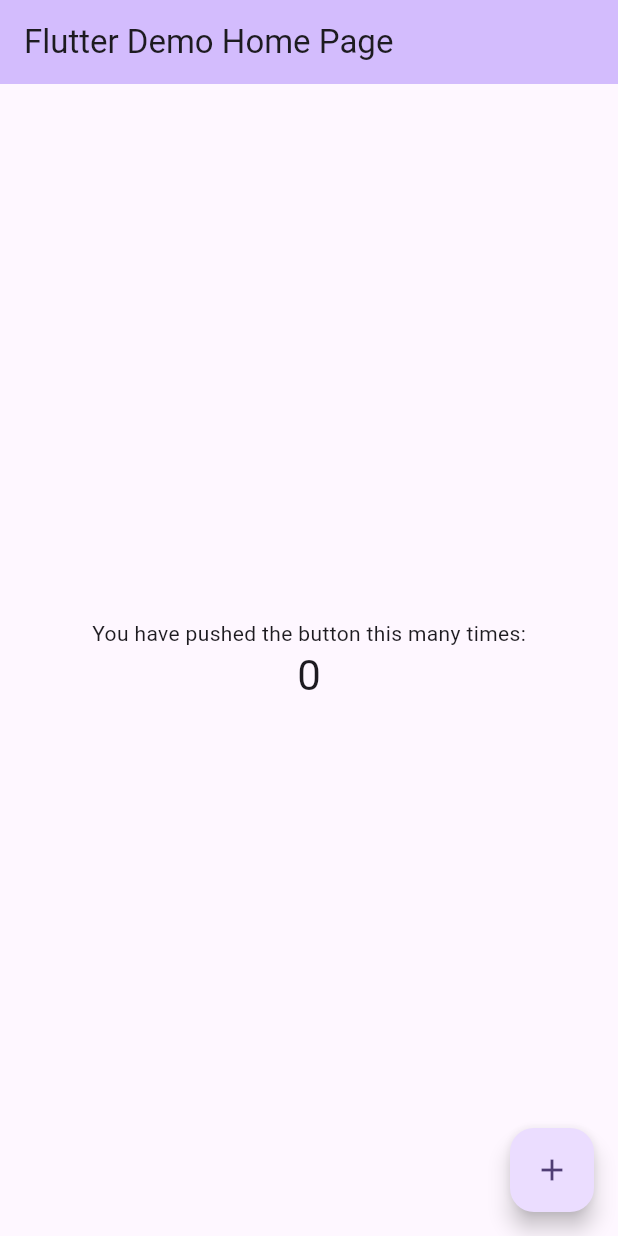
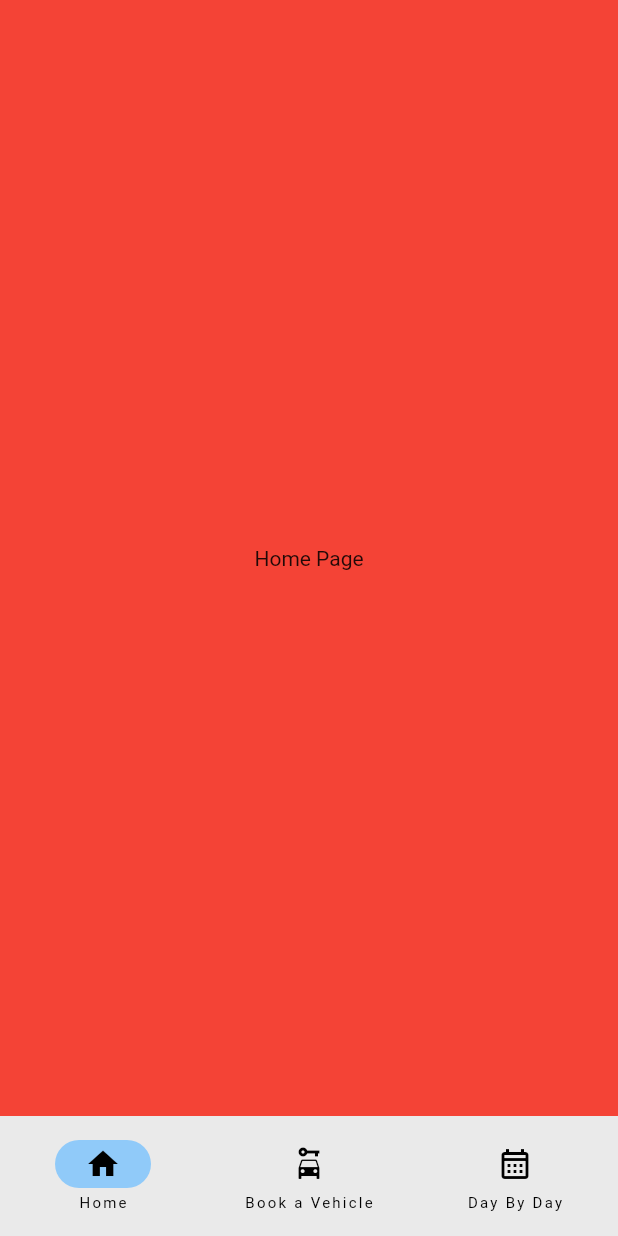
Before and after one commit to jaiakash/hajo_trips_dev_task, a Flutter app: the screen it shows after launch, on a phone screen of 412 x 824 dp. Run offline on Flutter 3.47's test engine with Material 2 defaults, Android fonts, the light colour scheme and no system bars.

Commit message:
feat: bottom bar

```diff
--- /dev/null
+++ b/lib/bottom_bar.dart
@@ -0,0 +1,69 @@
+import 'package:flutter/material.dart';
+
+class BottomBar extends StatelessWidget {
+  const BottomBar({super.key});
+
+  @override
+  Widget build(BuildContext context) {
+    return const MaterialApp(home: Navigation());
+  }
+}
+
+class Navigation extends StatefulWidget {
+  const Navigation({super.key});
+
+  @override
+  State<Navigation> createState() => _NavigationState();
+}
+
+class _NavigationState extends State<Navigation> {
+  int currentPageIndex = 0;
+
+  @override
+  Widget build(BuildContext context) {
+    return Scaffold(
+      bottomNavigationBar: NavigationBar(
+        onDestinationSelected: (int index) {
+          setState(() {
+            currentPageIndex = index;
+          });
+        },
+        indicatorColor: Colors.blue[200],
+        selectedIndex: currentPageIndex,
+        destinations: const <Widget>[
+          NavigationDestination(
+            selectedIcon: Icon(Icons.home),
+            icon: Icon(Icons.home_outlined),
+            label: 'Home',
+          ),
+          NavigationDestination(
+            icon: Icon(Icons.car_rental),
+            label: 'Book a Vehicle',
+          ),
+          NavigationDestination(
+            selectedIcon: Icon(Icons.calendar_month),
+            icon: Icon(Icons.calendar_month_outlined),
+            label: 'Day By Day',
+          ),
+        ],
+      ),
+      body: <Widget>[
+        Container(
+          color: Colors.red,
+          alignment: Alignment.center,
+          child: const Text('Home Page'),
+        ),
+        Container(
+          color: Colors.green,
+          alignment: Alignment.center,
+          child: const Text('Book a Vehicle Page'),
+        ),
+        Container(
+          color: Colors.blue,
+          alignment: Alignment.center,
+          child: const Text('Page 3'),
+        ),
+      ][currentPageIndex],
+    );
+  }
+}
--- a/lib/main.dart
+++ b/lib/main.dart
@@ -1,4 +1,6 @@
 import 'package:flutter/material.dart';
+
+import 'bottom_bar.dart';
 
 void main() {
   runApp(const MyApp());
@@ -13,113 +15,10 @@ class MyApp extends StatelessWidget {
     return MaterialApp(
       title: 'Flutter Demo',
       theme: ThemeData(
-        // This is the theme of your application.
-        //
-        // TRY THIS: Try running your application with "flutter run". You'll see
-        // the application has a blue toolbar. Then, without quitting the app,
-        // try changing the seedColor in the colorScheme below to Colors.green
-        // and then invoke "hot reload" (save your changes or press the "hot
-        // reload" button in a Flutter-supported IDE, or press "r" if you used
-        // the command line to start the app).
-        //
-        // Notice that the counter didn't reset back to zero; the application
-        // state is not lost during the reload. To reset the state, use hot
-        // restart instead.
-        //
-        // This works for code too, not just values: Most code changes can be
-        // tested with just a hot reload.
         colorScheme: ColorScheme.fromSeed(seedColor: Colors.deepPurple),
         useMaterial3: true,
       ),
-      home: const MyHomePage(title: 'Flutter Demo Home Page'),
+      home: const BottomBar(),
     );
   }
 }
-
-class MyHomePage extends StatefulWidget {
-  const MyHomePage({super.key, required this.title});
-
-  // This widget is the home page of your application. It is stateful, meaning
-  // that it has a State object (defined below) that contains fields that affect
-  // how it looks.
-
-  // This class is the configuration for the state. It holds the values (in this
-  // case the title) provided by the parent (in this case the App widget) and
-  // used by the build method of the State. Fields in a Widget subclass are
-  // always marked "final".
-
-  final String title;
-
-  @override
-  State<MyHomePage> createState() => _MyHomePageState();
-}
-
-class _MyHomePageState extends State<MyHomePage> {
-  int _counter = 0;
-
-  void _incrementCounter() {
-    setState(() {
-      // This call to setState tells the Flutter framework that something has
-      // changed in this State, which causes it to rerun the build method below
-      // so that the display can reflect the updated values. If we changed
-      // _counter without calling setState(), then the build method would not be
-      // called again, and so nothing would appear to happen.
-      _counter++;
-    });
-  }
-
-  @override
-  Widget build(BuildContext context) {
-    // This method is rerun every time setState is called, for instance as done
-    // by the _incrementCounter method above.
-    //
-    // The Flutter framework has been optimized to make rerunning build methods
-    // fast, so that you can just rebuild anything that needs updating rather
-    // than having to individually change instances of widgets.
-    return Scaffold(
-      appBar: AppBar(
-        // TRY THIS: Try changing the color here to a specific color (to
-        // Colors.amber, perhaps?) and trigger a hot reload to see the AppBar
-        // change color while the other colors stay the same.
-        backgroundColor: Theme.of(context).colorScheme.inversePrimary,
-        // Here we take the value from the MyHomePage object that was created by
-        // the App.build method, and use it to set our appbar title.
-        title: Text(widget.title),
-      ),
-      body: Center(
-        // Center is a layout widget. It takes a single child and positions it
-        // in the middle of the parent.
-        child: Column(
-          // Column is also a layout widget. It takes a list of children and
-          // arranges them vertically. By default, it sizes itself to fit its
-          // children horizontally, and tries to be as tall as its parent.
-          //
-          // Column has various properties to control how it sizes itself and
-          // how it positions its children. Here we use mainAxisAlignment to
-          // center the children vertically; the main axis here is the vertical
-          // axis because Columns are vertical (the cross axis would be
-          // horizontal).
-          //
-          // TRY THIS: Invoke "debug painting" (choose the "Toggle Debug Paint"
-          // action in the IDE, or press "p" in the console), to see the
-          // wireframe for each widget.
-          mainAxisAlignment: MainAxisAlignment.center,
-          children: <Widget>[
-            const Text(
-              'You have pushed the button this many times:',
-            ),
-            Text(
-              '$_counter',
-              style: Theme.of(context).textTheme.headlineMedium,
-            ),
-          ],
-        ),
-      ),
-      floatingActionButton: FloatingActionButton(
-        onPressed: _incrementCounter,
-        tooltip: 'Increment',
-        child: const Icon(Icons.add),
-      ), // This trailing comma makes auto-formatting nicer for build methods.
-    );
-  }
-}
```
